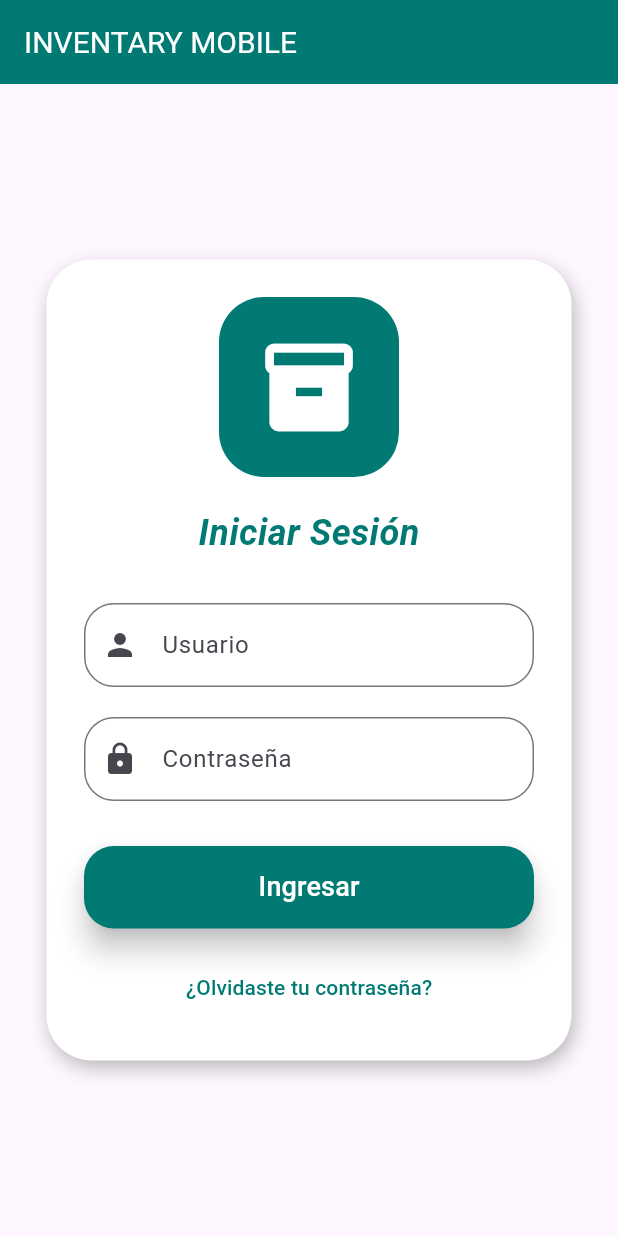
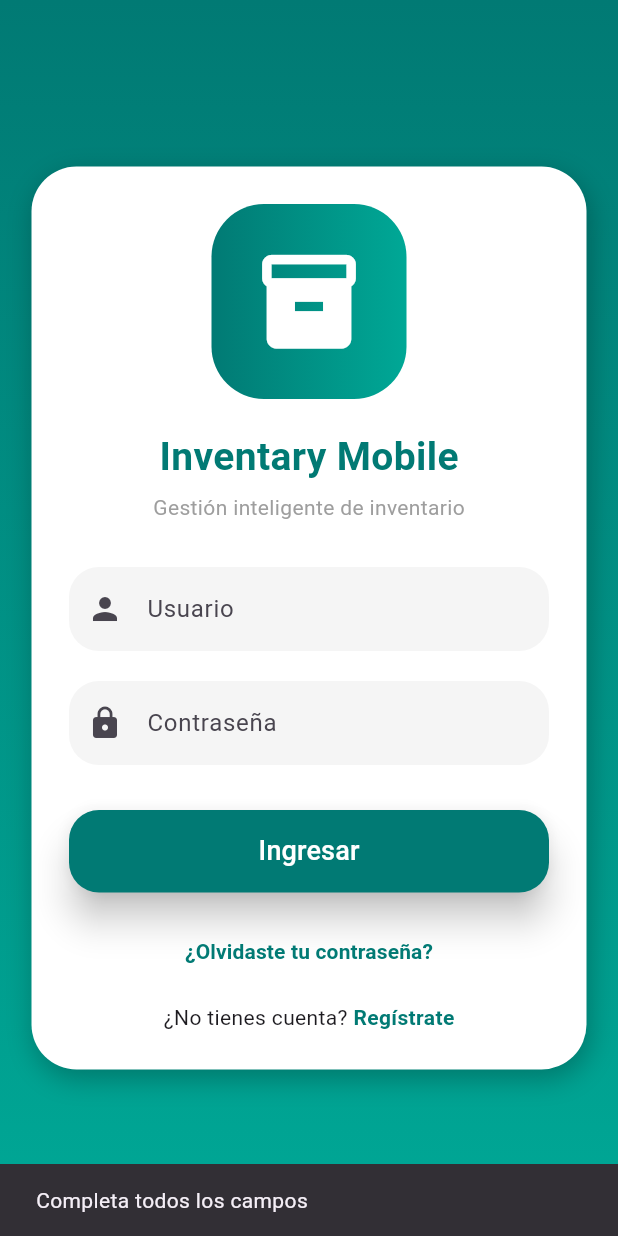
Before and after one commit to julio763284/App-Aplicacion-Proyecto, a Flutter app: the screen it shows after launch, after a tap on "Ingresar", on a phone screen of 412 x 824 dp. Run offline on Flutter 3.47's test engine with Material 3 defaults, Android fonts, the light colour scheme and no system bars.

Commit message:
actualizacion de la vista login

```diff
--- a/Aplicacion_Movil/App/lib/login.dart
+++ b/Aplicacion_Movil/App/lib/login.dart
@@ -1,92 +1,133 @@
 import 'package:flutter/material.dart';
 
-class LoginPage extends StatelessWidget {
+class LoginPage extends StatefulWidget {
   const LoginPage({super.key});
+
+  @override
+  State<LoginPage> createState() => _LoginPageState();
+}
+
+class _LoginPageState extends State<LoginPage> {
+
+  final TextEditingController userController = TextEditingController();
+  final TextEditingController passController = TextEditingController();
 
   @override
   Widget build(BuildContext context) {
     return Scaffold(
-      appBar: AppBar(
-        backgroundColor: const Color.fromARGB(255, 1, 122, 116),
-        title: const Text(
-          "INVENTARY MOBILE",
-          style: TextStyle(color: Colors.white, fontSize: 20.0),
+      body: Container(
+        width: double.infinity,
+        height: double.infinity,
+
+        // Fondo con degradado
+        decoration: const BoxDecoration(
+          gradient: LinearGradient(
+            colors: [
+              Color.fromARGB(255, 1, 122, 116),
+              Color.fromARGB(255, 0, 168, 150),
+            ],
+            begin: Alignment.topCenter,
+            end: Alignment.bottomCenter,
           ),
         ),
-      body: Center(
+
+        child: Center(
+          child: SingleChildScrollView(
             child: Container(
-          margin: const EdgeInsets.all(20.0),
-          padding: const EdgeInsets.all(25.0),
-          width: 350,
+              margin: const EdgeInsets.all(20),
+              padding: const EdgeInsets.all(25),
+              width: 370,
               decoration: BoxDecoration(
-            borderRadius: BorderRadius.circular(30.0),
+                borderRadius: BorderRadius.circular(30),
                 color: Colors.white,
                 boxShadow: const [
                   BoxShadow(
                     color: Colors.black26,
-                blurRadius: 10,
-                offset: Offset(2, 5),
+                    blurRadius: 15,
+                    offset: Offset(2, 6),
                   )
                 ],
               ),
+
               child: Column(
                 mainAxisSize: MainAxisSize.min,
                 children: [
 
-              /// ICONO
+                  // LOGO
                   Container(
-                width: 120,
-                height: 120,
+                    width: 130,
+                    height: 130,
                     decoration: BoxDecoration(
-                  color: const Color.fromARGB(255, 1, 122, 116),
-                  borderRadius: BorderRadius.circular(30),
+                      gradient: const LinearGradient(
+                        colors: [
+                          Color.fromARGB(255, 1, 122, 116),
+                          Color.fromARGB(255, 0, 168, 150),
+                        ],
                       ),
-                child: const Icon(Icons.inventory, size: 70, color: Colors.white),
+                      borderRadius: BorderRadius.circular(35),
+                    ),
+                    child: const Icon(Icons.inventory_2, size: 75, color: Colors.white),
                   ),
 
                   const SizedBox(height: 20),
 
-              /// TITULO
                   const Text(
-                "Iniciar Sesión",
+                    "Inventary Mobile",
                     style: TextStyle(
-                  fontSize: 24,
+                      fontSize: 26,
+                      fontWeight: FontWeight.bold,
                       color: Color.fromARGB(255, 1, 122, 116),
-                  fontWeight: FontWeight.bold,
-                  fontStyle: FontStyle.italic,
+                    ),
+                  ),
+
+                  const SizedBox(height: 5),
+
+                  const Text(
+                    "Gestión inteligente de inventario",
+                    style: TextStyle(
+                      fontSize: 14,
+                      color: Colors.grey,
                     ),
                   ),
 
                   const SizedBox(height: 30),
 
-              /// USUARIO
+                  // USUARIO
                   TextField(
+                    controller: userController,
                     decoration: InputDecoration(
                       labelText: "Usuario",
                       prefixIcon: const Icon(Icons.person),
+                      filled: true,
+                      fillColor: Colors.grey[100],
                       border: OutlineInputBorder(
                         borderRadius: BorderRadius.circular(20),
+                        borderSide: BorderSide.none,
                       ),
                     ),
                   ),
 
                   const SizedBox(height: 20),
 
-              /// PASSWORD
+                  // CONTRASEÑA
                   TextField(
+                    controller: passController,
                     obscureText: true,
                     decoration: InputDecoration(
                       labelText: "Contraseña",
                       prefixIcon: const Icon(Icons.lock),
+                      filled: true,
+                      fillColor: Colors.grey[100],
                       border: OutlineInputBorder(
                         borderRadius: BorderRadius.circular(20),
+                        borderSide: BorderSide.none,
                       ),
                     ),
                   ),
 
                   const SizedBox(height: 30),
 
-              /// BOTON LOGIN
+                  // BOTÓN INGRESAR
                   SizedBox(
                     width: double.infinity,
                     height: 55,
@@ -96,10 +137,25 @@ class LoginPage extends StatelessWidget {
                         shape: RoundedRectangleBorder(
                           borderRadius: BorderRadius.circular(20),
                         ),
-                    elevation: 8,
+                        elevation: 10,
                       ),
                       onPressed: () {
-                    // lógica de login
+                        String user = userController.text;
+                        String pass = passController.text;
+
+                        if (user.isEmpty || pass.isEmpty) {
+                          ScaffoldMessenger.of(context).showSnackBar(
+                            const SnackBar(
+                              content: Text("Completa todos los campos"),
+                            ),
+                          );
+                        } else {
+                          ScaffoldMessenger.of(context).showSnackBar(
+                            SnackBar(
+                              content: Text("Bienvenido $user"),
+                            ),
+                          );
+                        }
                       },
                       child: const Text(
                         "Ingresar",
@@ -110,15 +166,40 @@ class LoginPage extends StatelessWidget {
 
                   const SizedBox(height: 15),
 
-              /// TEXTO EXTRA
+                  // OLVIDÓ CONTRASEÑA
                   TextButton(
                     onPressed: () {},
                     child: const Text(
                       "¿Olvidaste tu contraseña?",
-                  style: TextStyle(color: Color.fromARGB(255, 1, 122, 116)),
+                      style: TextStyle(
+                        color: Color.fromARGB(255, 1, 122, 116),
+                        fontWeight: FontWeight.bold,
+                      ),
+                    ),
+                  ),
+
+                  const SizedBox(height: 10),
+
+                  // REGISTRO
+                  Row(
+                    mainAxisAlignment: MainAxisAlignment.center,
+                    children: [
+                      const Text("¿No tienes cuenta? "),
+                      GestureDetector(
+                        onTap: () {},
+                        child: const Text(
+                          "Regístrate",
+                          style: TextStyle(
+                            color: Color.fromARGB(255, 1, 122, 116),
+                            fontWeight: FontWeight.bold,
+                          ),
                         ),
                       )
                     ],
+                  )
+                ],
+              ),
+            ),
           ),
         ),
       ),
```
Lines whose indentation alone changed are shown as unchanged.
